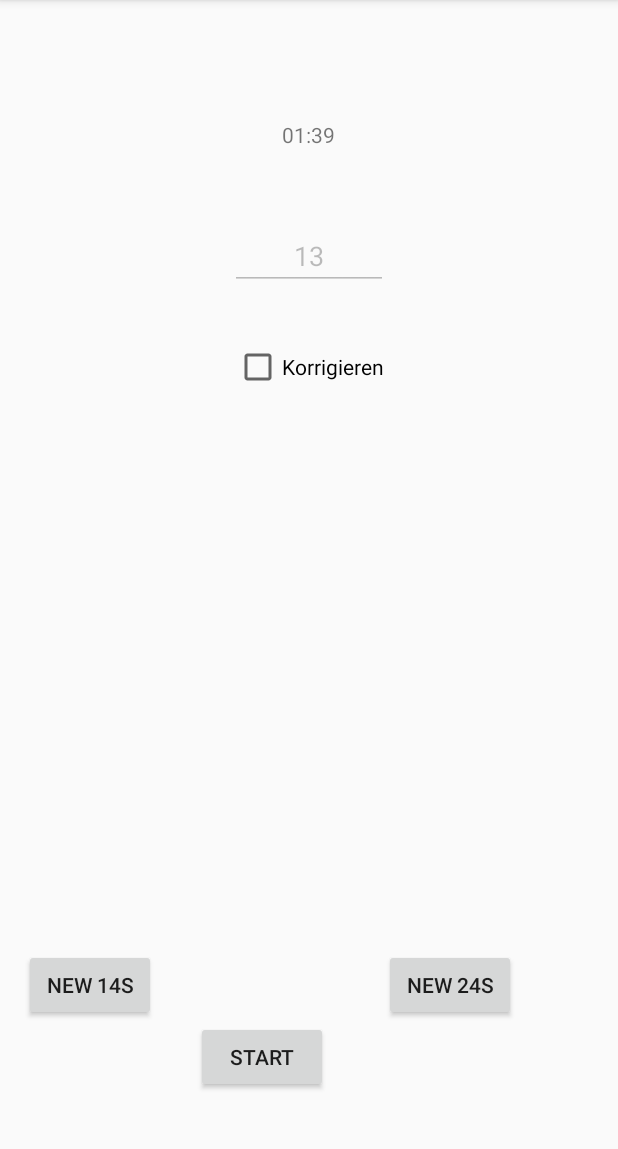
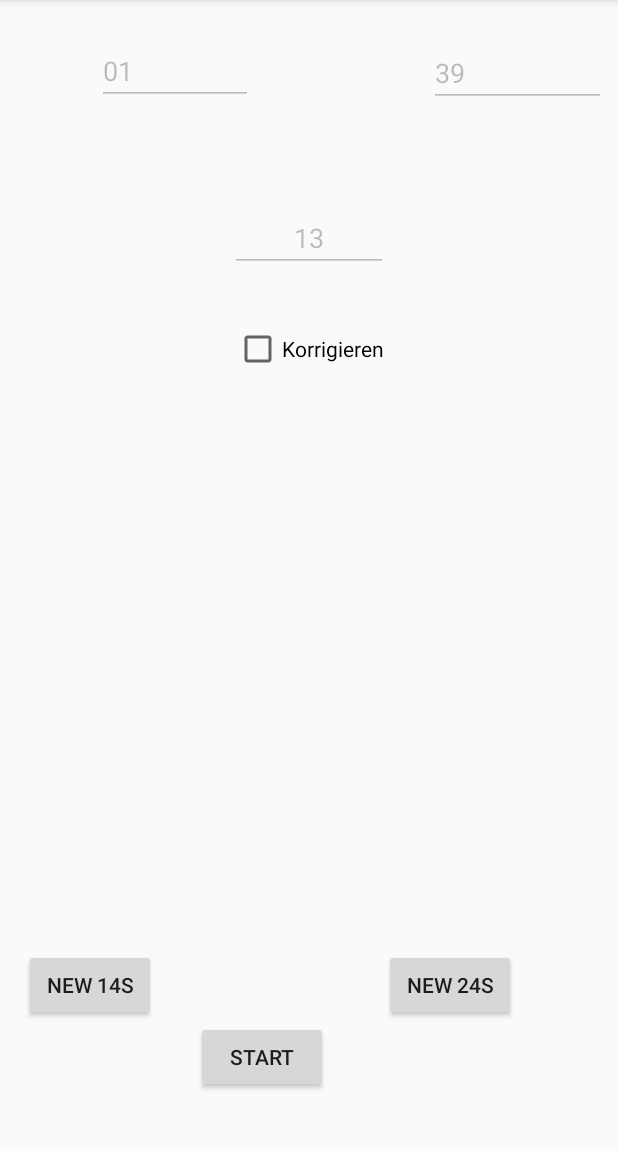
Before and after one commit to rehne93/android-basketball-timer, an Android app: the screen it shows after launch (MainActivity), after a tap on "START", on a phone screen of 412 x 824 dp, the part 84-1233 px from its top. Run offline under Robolectric (Android 15) with nearby library versions, the phone set to English and light mode, and no system bars; our stand-ins replace ButterKnife; 2 other taps on this screen came first.

Commit message:
Working Demo

```diff
--- a/app/src/main/java/de/baernreuther/basketballcountdowntimer/MainActivity.java
+++ b/app/src/main/java/de/baernreuther/basketballcountdowntimer/MainActivity.java
@@ -6,36 +6,41 @@ import android.widget.Button;
 import android.widget.CheckBox;
 import android.widget.CompoundButton;
 import android.widget.EditText;
-import android.widget.TextView;
 
 import butterknife.BindView;
 import butterknife.ButterKnife;
+import de.baernreuther.basketballcountdowntimer.countdowntimer.AttackTimeCountdownTimer;
 import de.baernreuther.basketballcountdowntimer.countdowntimer.GameTimeCountdownTimer;
 import de.baernreuther.basketballcountdowntimer.listener.buttons.RefreshAttackTimeButton;
 import de.baernreuther.basketballcountdowntimer.listener.buttons.StartGameButton;
 import de.baernreuther.basketballcountdowntimer.listener.editboxes.AttackTimeEditText;
+import de.baernreuther.basketballcountdowntimer.listener.editboxes.GameTimeEditText;
 
 public class MainActivity extends AppCompatActivity {
 
-    @BindView(R.id.gameTimeTextView)
-    TextView gameTimeTextView;
 
+    //TODO Rename button on click
     @BindView(R.id.startGameButton)
     Button startGameButton;
 
     @BindView(R.id.refreshAttackTime)
     Button refreshAttackTimeButton;
 
+    @BindView(R.id.offensiveReboundButton)
+    Button offensiveReboundButton;
+
+    @BindView(R.id.minutesLeft)
+    EditText minutesLeft;
+
+    @BindView(R.id.secondsLeft)
+    EditText secondsLeft;
+
     @BindView(R.id.attackTime)
     EditText attackTime;
-
-    @BindView(R.id.offensiveReboundButton)
-    Button offensiveReboundButton;
 
     @BindView(R.id.editFieldsCheckbox)
     CheckBox editFieldsCheckbox;
 
-    GameTimeCountdownTimer gameTimeCountdownTimer = null;
 
 
     //TODO Throw exception when attacktime lower 1 ore greater than 30.
@@ -45,8 +50,8 @@ public class MainActivity extends AppCompatActivity {
         super.onCreate(savedInstanceState);
         setContentView(R.layout.main);
         ButterKnife.bind(this);
-        gameTimeCountdownTimer = new GameTimeCountdownTimer(100000,1000, gameTimeTextView);
 
+        initializeTimers();
         initializeFields();
         initializeListeners();
         editFieldsCheckbox.setOnCheckedChangeListener(new CompoundButton.OnCheckedChangeListener() {
@@ -59,22 +64,32 @@ public class MainActivity extends AppCompatActivity {
 
     }
 
+
+    private void initializeTimers() {
+        GameTimeCountdownTimer.createUniqueInstance(100, 1000, minutesLeft, secondsLeft);
+        AttackTimeCountdownTimer.createUniqueInstance(24, 1000, attackTime);
+    }
     /*
         Initializes all the fields.
      */
     private void initializeFields(){
+
         attackTime.setEnabled(!attackTime.isEnabled());
+        minutesLeft.setEnabled(!minutesLeft.isEnabled());
+        secondsLeft.setEnabled(!secondsLeft.isEnabled());
     }
 
     /*
     Initializes all listeners.
      */
     private void initializeListeners() {
-        refreshAttackTimeButton.setOnClickListener(new RefreshAttackTimeButton(attackTime, gameTimeCountdownTimer, 24));
-        offensiveReboundButton.setOnClickListener(new RefreshAttackTimeButton(attackTime, gameTimeCountdownTimer, 14));
-        startGameButton.setOnClickListener(new StartGameButton(attackTime, gameTimeCountdownTimer));
+        refreshAttackTimeButton.setOnClickListener(new RefreshAttackTimeButton(attackTime, 24));
+        offensiveReboundButton.setOnClickListener(new RefreshAttackTimeButton(attackTime, 14));
+        startGameButton.setOnClickListener(new StartGameButton(attackTime));
 
-        attackTime.addTextChangedListener(new AttackTimeEditText(editFieldsCheckbox, attackTime, gameTimeCountdownTimer));
+        attackTime.addTextChangedListener(new AttackTimeEditText(editFieldsCheckbox, attackTime));
+        minutesLeft.addTextChangedListener(new GameTimeEditText(editFieldsCheckbox, minutesLeft, secondsLeft));
+        secondsLeft.addTextChangedListener(new GameTimeEditText(editFieldsCheckbox, minutesLeft, secondsLeft));
     }
 
 
--- a/app/src/main/java/de/baernreuther/basketballcountdowntimer/countdowntimer/AttackTimeCountdownTimer.java
+++ b/app/src/main/java/de/baernreuther/basketballcountdowntimer/countdowntimer/AttackTimeCountdownTimer.java
@@ -2,8 +2,6 @@ package de.baernreuther.basketballcountdowntimer.countdowntimer;
 
 import android.widget.EditText;
 import android.widget.TextView;
-
-import org.jetbrains.annotations.Contract;
 
 import de.baernreuther.basketballcountdowntimer.time.TimeConverter;
 
@@ -12,45 +10,42 @@ import de.baernreuther.basketballcountdowntimer.time.TimeConverter;
  * Implements a Countdown for the attacking time, usually within 24 seconds or less.
  * Contains a GameTime Countdown to pause it when the attack time is over (which is in the current rules included).
  * If the timer stopped, we need to create a new one. If the timer is stopped, we can assume the game has paused. Therefore we
- * will create a new one if hasStoped is true.
+ * will create a new one if stopped is true.
  */
 
 public class AttackTimeCountdownTimer extends PausableCountDownTimer {
 
 
+    /*
+    We need to only have access to one single instance of this. This instance can be replaced whenever we want, but still only one is allowed to exist.
+     */
     private static AttackTimeCountdownTimer uniqueInstance;
+    /*
+    The edittext for the offense time.
+     */
     private EditText attackTimeText;
-    private PausableCountDownTimer gameTimeCountDownTimer;
-    private boolean hasStoped = false;
+    /*
+      If the timer has stopped or not.
+     */
+    private boolean stopped;
 
 
-    private AttackTimeCountdownTimer(long millisInFuture, long countDownInterval, EditText attackTimeEditText, PausableCountDownTimer gameTime) {
+    private AttackTimeCountdownTimer(long millisInFuture, long countDownInterval, EditText attackTimeEditText) {
         super(millisInFuture, countDownInterval);
         this.attackTimeText = attackTimeEditText;
-        this.gameTimeCountDownTimer = gameTime;
+        stopped = false;
     }
 
-    //TODO Throiw exception if null
-    public static AttackTimeCountdownTimer createUniqueInstance(int seconds, long interval, EditText attackTimeText, PausableCountDownTimer gameTimeCountDownTimer) {
-        uniqueInstance = AttackTimeCountdownTimer.AttackTimeCountdownFactory(seconds, interval, attackTimeText, gameTimeCountDownTimer);
+    public static AttackTimeCountdownTimer createUniqueInstance(int seconds, long interval, EditText attackTimeText) {
+        uniqueInstance = new AttackTimeCountdownTimer(seconds * 1000, interval, attackTimeText);
         return uniqueInstance;
     }
 
     public static AttackTimeCountdownTimer getUniqueInstance() {
+        if (uniqueInstance == null) {
+            throw new NullPointerException("Trying to get a AttackTimeCountdownTimer uninitialized.");
+        }
         return uniqueInstance;
-    }
-
-    /**
-     * Creates an instance of an Attack Countdowntimer.
-     * @param seconds seconds left on the new clock
-     * @param interval the interval in ms, usually 1000
-     * @param attackTimeEditText the view where the attacktime is
-     * @param gameTimeContdown the timer for the whole time.
-     * @return an instance of AttackTimeCountdownTimer containing the new time.
-     */
-    @Contract("_, _, _, _ -> !null")
-    private static AttackTimeCountdownTimer AttackTimeCountdownFactory(int seconds, long interval, EditText attackTimeEditText, PausableCountDownTimer gameTimeContdown) {
-        return new AttackTimeCountdownTimer(seconds*1000, interval, attackTimeEditText, gameTimeContdown);
     }
 
     /**
@@ -69,11 +64,11 @@ public class AttackTimeCountdownTimer extends PausableCountDownTimer {
     public void onFinish() {
         // TODO Set timepicker to zerop
         attackTimeText.setText(String.valueOf(0));
-        this.hasStoped = true;
-        gameTimeCountDownTimer.pause();
+        this.stopped = true;
+        GameTimeCountdownTimer.getUniqueInstance().pause();
     }
 
-    public boolean hasStoped(){
-        return hasStoped;
+    public boolean hasStopped() {
+        return stopped;
     }
 }
--- a/app/src/main/java/de/baernreuther/basketballcountdowntimer/countdowntimer/GameTimeCountdownTimer.java
+++ b/app/src/main/java/de/baernreuther/basketballcountdowntimer/countdowntimer/GameTimeCountdownTimer.java
@@ -1,6 +1,8 @@
 package de.baernreuther.basketballcountdowntimer.countdowntimer;
 
-import android.widget.TextView;
+import android.widget.EditText;
+
+import java.util.UnknownFormatConversionException;
 
 import de.baernreuther.basketballcountdowntimer.time.TimeConverter;
 
@@ -12,21 +14,66 @@ import de.baernreuther.basketballcountdowntimer.time.TimeConverter;
 
 public class GameTimeCountdownTimer extends PausableCountDownTimer {
 
-    // TODO Implement singleton variante
-    private TextView timeLeftTextView;
 
-    public GameTimeCountdownTimer(long millisInFuture, long countDownInterval, TextView timeLeftTextView) {
+    // TODO Think about how to remove redundancy
+
+    /*
+       We need to only have access to one single instance of this. This instance can be replaced whenever we want, but still only one is allowed to exist.
+   */
+    private static GameTimeCountdownTimer uniqueInstance = null;
+    private EditText minutesLeft;
+    private EditText secondsLeft;
+
+
+    private GameTimeCountdownTimer(long millisInFuture, long countDownInterval, EditText minutesLeft, EditText secondsLeft) {
         super(millisInFuture, countDownInterval);
-        this.timeLeftTextView = timeLeftTextView;
+        this.minutesLeft = minutesLeft;
+        this.secondsLeft = secondsLeft;
     }
 
+    /**
+     * Returns the unique instance of the GameTimeCountdownTimer. Throws an exception if not initialized.
+     *
+     * @return the unique instance of the countdown timer.
+     */
+    public static GameTimeCountdownTimer getUniqueInstance() {
+        if (uniqueInstance == null) {
+            throw new NullPointerException("Trying to get a GameTimCountdownTimer uninitialized.");
+        }
+        return uniqueInstance;
+    }
+
+    /**
+     * Create a unique instance of the GameTimeCountdownTimer.
+     *
+     * @param seconds  seconds to play
+     * @param interval the interval the countdowntimer ticks down
+     * @return the instance created.
+     */
+    public static GameTimeCountdownTimer createUniqueInstance(int seconds, long interval, EditText minutesLeft, EditText secondsLeft) {
+        uniqueInstance = new GameTimeCountdownTimer(seconds * 1000, interval, minutesLeft, secondsLeft);
+        return uniqueInstance;
+    }
+
+    /*
+     * Set new time on click
+     *
+     */
     @Override
     public void onTick(long millisUntilFinished) {
-        this.timeLeftTextView.setText(TimeConverter.getMinutesAndSecondsLeft(millisUntilFinished));
+        String time = TimeConverter.getMinutesAndSecondsLeft(millisUntilFinished);
+        String[] minutesAndSeconds = time.split(":");
+        if (minutesAndSeconds.length != 2) {
+            throw new UnknownFormatConversionException("Minutes and seconds got wrong format.");
+        }
+        minutesLeft.setText(minutesAndSeconds[0]);
+        secondsLeft.setText(minutesAndSeconds[1]);
     }
+
 
     @Override
     public void onFinish() {
-        this.timeLeftTextView.setText("00:00");
+        minutesLeft.setText("0");
+        secondsLeft.setText("0");
     }
 }
--- a/app/src/main/java/de/baernreuther/basketballcountdowntimer/countdowntimer/PausableCountDownTimer.java
+++ b/app/src/main/java/de/baernreuther/basketballcountdowntimer/countdowntimer/PausableCountDownTimer.java
@@ -9,6 +9,8 @@ import android.os.CountDownTimer;
  */
 
 public abstract class PausableCountDownTimer{
+
+
     long millisInFuture = 0;
     long countDownInterval = 0;
     long millisRemaining =  0;
--- a/app/src/main/java/de/baernreuther/basketballcountdowntimer/listener/buttons/RefreshAttackTimeButton.java
+++ b/app/src/main/java/de/baernreuther/basketballcountdowntimer/listener/buttons/RefreshAttackTimeButton.java
@@ -13,18 +13,15 @@ import de.baernreuther.basketballcountdowntimer.countdowntimer.GameTimeCountdown
 public class RefreshAttackTimeButton implements View.OnClickListener {
 
     private EditText attackTime;
-    private GameTimeCountdownTimer gameTimeCountdownTimer;
     private int timeLeft;
     /**
      * Creates a RefreshAttackTimeButton who is able to refresh the attack time to a certain amount of time.
      *
      * @param attackTime               the edittext with the current attack time
-     * @param gameTimeCountdownTimer   the countdowntimer for the gametime
      * @param timeLeft                 the time left in this attack.
      */
-    public RefreshAttackTimeButton(EditText attackTime, GameTimeCountdownTimer gameTimeCountdownTimer, int timeLeft) {
+    public RefreshAttackTimeButton(EditText attackTime, int timeLeft) {
         this.attackTime = attackTime;
-        this.gameTimeCountdownTimer = gameTimeCountdownTimer;
         this.timeLeft = timeLeft;
     }
 
@@ -34,9 +31,9 @@ public class RefreshAttackTimeButton implements View.OnClickListener {
     @Override
     public void onClick(View v) {
         AttackTimeCountdownTimer.getUniqueInstance().cancel();
-        AttackTimeCountdownTimer.createUniqueInstance(timeLeft, 1000, attackTime, gameTimeCountdownTimer);
+        AttackTimeCountdownTimer.createUniqueInstance(timeLeft, 1000, attackTime);
         attackTime.setText(String.valueOf(timeLeft));
-        if (!gameTimeCountdownTimer.isPaused()) {
+        if (!GameTimeCountdownTimer.getUniqueInstance().isPaused()) {
             AttackTimeCountdownTimer.getUniqueInstance().start();
         }
 
--- a/app/src/main/java/de/baernreuther/basketballcountdowntimer/listener/buttons/StartGameButton.java
+++ b/app/src/main/java/de/baernreuther/basketballcountdowntimer/listener/buttons/StartGameButton.java
@@ -7,40 +7,47 @@ import de.baernreuther.basketballcountdowntimer.countdowntimer.AttackTimeCountdo
 import de.baernreuther.basketballcountdowntimer.countdowntimer.GameTimeCountdownTimer;
 
 /**
- * Created by René on 02.04.2017.
+ * Created by René Bärnreuther on 02.04.2017.
+ * Implements a button who gets pressed to start or pause the game.
+ *
  */
 
 public class StartGameButton implements View.OnClickListener {
 
+    /*
+    The edittext to show the time for an offense.
+     */
     private EditText attackTime;
-    private GameTimeCountdownTimer gameTimeCountdownTimer;
 
     /**
      * Creates a button to start and pause the game.
-     *
-     * @param attackTime
-     * @param gameTimeCountdownTimer
+     * @param attackTime the Edittext which shows the attacking time
      */
-    public StartGameButton(EditText attackTime, GameTimeCountdownTimer gameTimeCountdownTimer) {
+    public StartGameButton(EditText attackTime) {
         this.attackTime = attackTime;
-        this.gameTimeCountdownTimer = gameTimeCountdownTimer;
     }
 
+    /**
+     * Depending on the current situation, the game gets paused or resumed.
+     * In case the attacktimer has stopped, we will create a new instance of it because the game needs one.
+     */
     @Override
     public void onClick(View v) {
         if (AttackTimeCountdownTimer.getUniqueInstance() != null) {
-            if (AttackTimeCountdownTimer.getUniqueInstance().hasStoped()) {
-                AttackTimeCountdownTimer.createUniqueInstance(24, 1000, attackTime, gameTimeCountdownTimer);
+
+            if (AttackTimeCountdownTimer.getUniqueInstance().hasStopped()) {
+                AttackTimeCountdownTimer.createUniqueInstance(24, 1000, attackTime);
             }
+            // Do Nothing, TODO Refactore me.
         } else {
-            AttackTimeCountdownTimer.createUniqueInstance(24, 1000, attackTime, gameTimeCountdownTimer);
+            AttackTimeCountdownTimer.createUniqueInstance(24, 1000, attackTime);
         }
 
-        if (gameTimeCountdownTimer.isPaused()) {
-            gameTimeCountdownTimer.start();
+        if (GameTimeCountdownTimer.getUniqueInstance().isPaused()) {
+            GameTimeCountdownTimer.getUniqueInstance().start();
             AttackTimeCountdownTimer.getUniqueInstance().start();
         } else {
-            gameTimeCountdownTimer.pause();
+            GameTimeCountdownTimer.getUniqueInstance().pause();
             AttackTimeCountdownTimer.getUniqueInstance().pause();
         }
     }
--- a/app/src/main/java/de/baernreuther/basketballcountdowntimer/listener/editboxes/AttackTimeEditText.java
+++ b/app/src/main/java/de/baernreuther/basketballcountdowntimer/listener/editboxes/AttackTimeEditText.java
@@ -17,13 +17,10 @@ public class AttackTimeEditText implements TextWatcher {
 
     private CheckBox allowEditingCheckBox;
     private EditText attackTime;
-    private GameTimeCountdownTimer gameTimeCountdownTimer;
 
-    // TODO Fix me
-    public AttackTimeEditText(CheckBox allowEditingCheckBox, EditText attackTime, GameTimeCountdownTimer gameTimeCountdownTimer) {
+    public AttackTimeEditText(CheckBox allowEditingCheckBox, EditText attackTime) {
         this.allowEditingCheckBox = allowEditingCheckBox;
         this.attackTime = attackTime;
-        this.gameTimeCountdownTimer = gameTimeCountdownTimer;
     }
 
     @Override
@@ -39,13 +36,13 @@ public class AttackTimeEditText implements TextWatcher {
     @Override
     public void afterTextChanged(Editable s) {
         //We need to check whether the field is empty because it throws an error when it is empty. We put in zero if there is no string inside to prevent this.
-        if (allowEditingCheckBox.isChecked() && gameTimeCountdownTimer.isPaused()) {
+        if (allowEditingCheckBox.isChecked() && GameTimeCountdownTimer.getUniqueInstance().isPaused()) {
             String time = attackTime.getText().toString();
             if (time.equals("")) {
                 time = "0"; //Small workaround
             }
             AttackTimeCountdownTimer.getUniqueInstance().cancel();
-            AttackTimeCountdownTimer.createUniqueInstance(Integer.valueOf(time), 1000, attackTime, gameTimeCountdownTimer);
+            AttackTimeCountdownTimer.createUniqueInstance(Integer.valueOf(time), 1000, attackTime);
 
         }
     }
--- /dev/null
+++ b/app/src/main/java/de/baernreuther/basketballcountdowntimer/listener/editboxes/GameTimeEditText.java
@@ -0,0 +1,59 @@
+package de.baernreuther.basketballcountdowntimer.listener.editboxes;
+
+import android.text.Editable;
+import android.text.TextWatcher;
+import android.util.Log;
+import android.widget.CheckBox;
+import android.widget.EditText;
+
+import de.baernreuther.basketballcountdowntimer.countdowntimer.GameTimeCountdownTimer;
+import de.baernreuther.basketballcountdowntimer.time.TimeConverter;
+
+/**
+ * Created by René on 03.04.2017.
+ */
+
+public class GameTimeEditText implements TextWatcher {
+
+    private CheckBox allowEditingCheckbox;
+    private EditText minutesLeft;
+    private EditText secondsLeft;
+
+    public GameTimeEditText(CheckBox allowEditingCheckbox, EditText minutes, EditText seconds) {
+        super();
+        this.allowEditingCheckbox = allowEditingCheckbox;
+        this.minutesLeft = minutes;
+        this.secondsLeft = seconds;
+
+    }
+
+    @Override
+    public void beforeTextChanged(CharSequence s, int start, int count, int after) {
+
+    }
+
+    @Override
+    public void onTextChanged(CharSequence s, int start, int before, int count) {
+
+    }
+
+    @Override
+    public void afterTextChanged(Editable s) {
+        //We need to check whether the field is empty because it throws an error when it is empty. We put in zero if there is no string inside to prevent this.
+        if (allowEditingCheckbox.isChecked() && GameTimeCountdownTimer.getUniqueInstance().isPaused()) {
+            String minutes = minutesLeft.getText().toString();
+            if (minutes.equals("")) {
+                minutes = "0"; //Small workaround
+            }
+            String seconds = secondsLeft.getText().toString();
+            if (seconds.equals("")) {
+                seconds = "0";
+            }
+            GameTimeCountdownTimer.getUniqueInstance().cancel();
+            int time = TimeConverter.getSeconds(Integer.parseInt(minutes), Integer.parseInt(seconds));
+            Log.d("Time", "Calculated time: " + time);
+            GameTimeCountdownTimer.createUniqueInstance(time, 1000, minutesLeft, secondsLeft);
+
+        }
+    }
+}
--- a/app/src/main/java/de/baernreuther/basketballcountdowntimer/time/TimeConverter.java
+++ b/app/src/main/java/de/baernreuther/basketballcountdowntimer/time/TimeConverter.java
@@ -53,5 +53,8 @@ public  class TimeConverter {
         return timeLeft.toString();
     }
 
+    public static int getSeconds(int minutes, int seconds) {
+        return minutes * 60 + seconds;
+    }
 
 }
--- a/app/src/main/res/layout/main.xml
+++ b/app/src/main/res/layout/main.xml
@@ -7,17 +7,6 @@
     tools:context="de.baernreuther.basketballcountdowntimer.MainActivity"
     tools:layout_editor_absoluteX="0dp"
     tools:layout_editor_absoluteY="81dp">
-
-    <TextView
-        android:id="@+id/gameTimeTextView"
-        android:layout_width="36dp"
-        android:layout_height="wrap_content"
-        android:layout_marginTop="80dp"
-        android:text="00:00"
-        app:layout_constraintLeft_toLeftOf="parent"
-        app:layout_constraintRight_toRightOf="parent"
-        app:layout_constraintTop_toTopOf="parent" />
-
 
 
     <Button
@@ -34,14 +23,14 @@
         android:id="@+id/attackTime"
         android:layout_width="105dp"
         android:layout_height="44dp"
-        android:layout_marginTop="50dp"
+        android:layout_marginTop="137dp"
         android:ems="10"
         android:gravity="center"
         android:inputType="number"
         app:layout_constraintHorizontal_bias="0.501"
         app:layout_constraintLeft_toLeftOf="parent"
         app:layout_constraintRight_toRightOf="parent"
-        app:layout_constraintTop_toBottomOf="@+id/gameTimeTextView" />
+        app:layout_constraintTop_toTopOf="parent" />
 
     <Button
         android:id="@+id/offensiveReboundButton"
@@ -75,4 +64,28 @@
         app:layout_constraintLeft_toRightOf="@+id/offensiveReboundButton"
         app:layout_constraintRight_toLeftOf="@+id/refreshAttackTime" />
 
+    <EditText
+        android:id="@+id/minutesLeft"
+        android:layout_width="104dp"
+        android:layout_height="40dp"
+        android:layout_marginLeft="8dp"
+        android:layout_marginRight="61dp"
+        android:layout_marginTop="30dp"
+        android:ems="10"
+        android:inputType="number"
+        app:layout_constraintLeft_toLeftOf="parent"
+        app:layout_constraintRight_toLeftOf="@+id/secondsLeft"
+        app:layout_constraintTop_toTopOf="parent" />
+
+    <EditText
+        android:id="@+id/secondsLeft"
+        android:layout_width="118dp"
+        android:layout_height="41dp"
+        android:layout_marginRight="8dp"
+        android:layout_marginTop="30dp"
+        android:ems="10"
+        android:inputType="number"
+        app:layout_constraintRight_toRightOf="parent"
+        app:layout_constraintTop_toTopOf="parent" />
+
 </android.support.constraint.ConstraintLayout>
```
